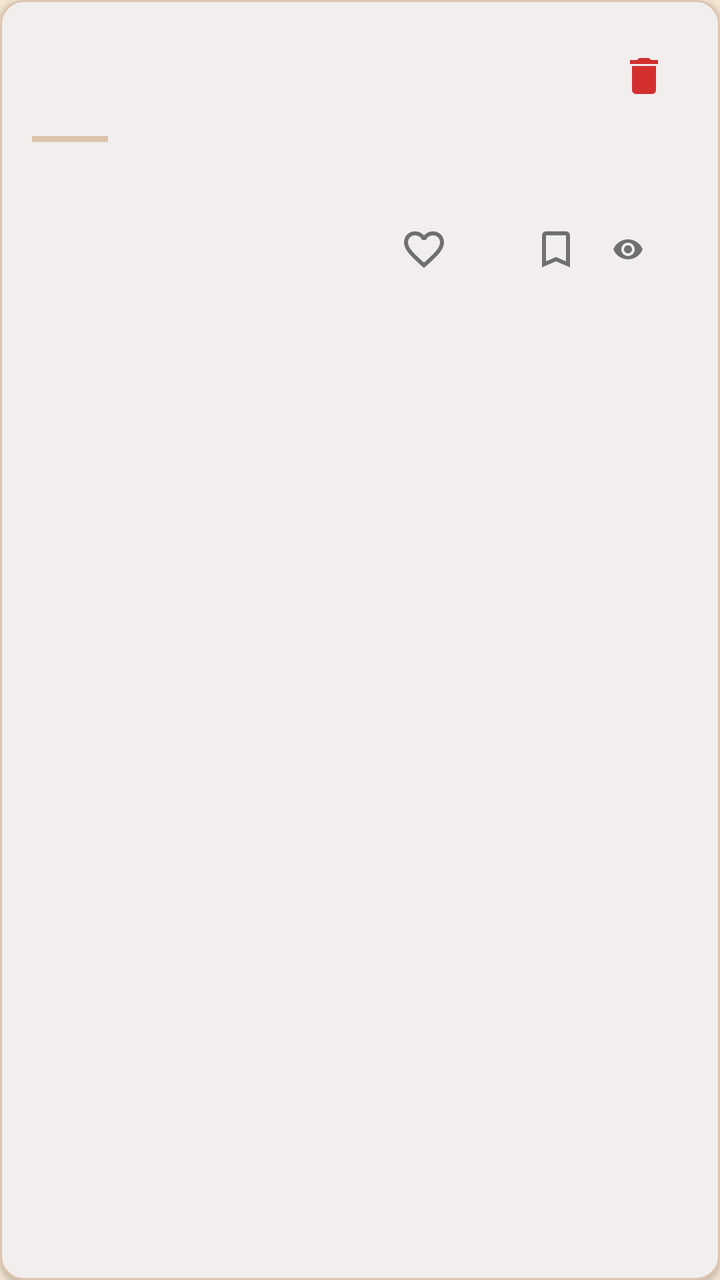
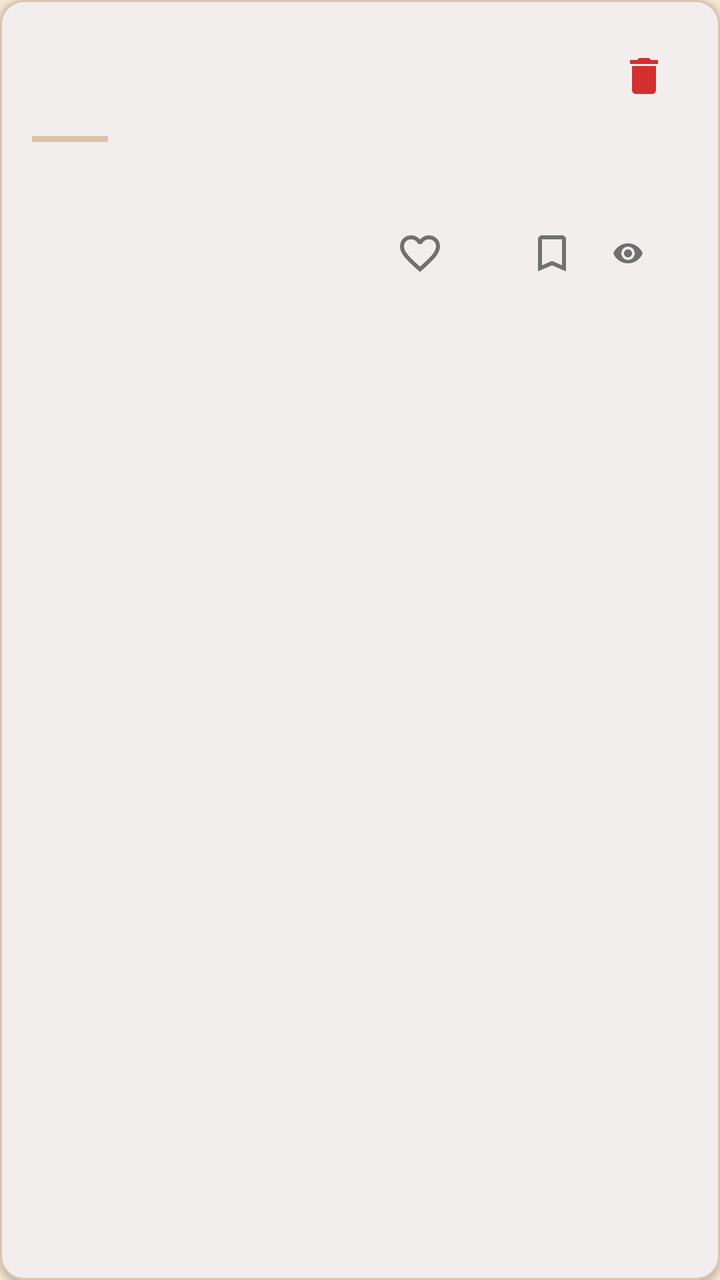

Before-and-after screenshots of an Android layout around one commit, followed by the original layout XML and the change that was made.
<!-- AndroidManifest.xml: application theme Theme.Miniblog -->
<!-- res/layout/item_post.xml -->
<?xml version="1.0" encoding="utf-8"?>
<com.google.android.material.card.MaterialCardView
    xmlns:android="http://schemas.android.com/apk/res/android"
    xmlns:app="http://schemas.android.com/apk/res-auto"
    android:layout_width="match_parent"
    android:layout_height="wrap_content"
    android:layout_marginHorizontal="8dp"
    android:layout_marginVertical="5dp"
    android:foreground="?attr/selectableItemBackground"
    android:clickable="true"
    android:focusable="true"
    app:cardCornerRadius="12dp"
    app:cardElevation="2dp"
    app:cardBackgroundColor="@color/item_selection_state"
    app:strokeColor="@color/card_border"
    app:strokeWidth="1dp">

    <LinearLayout
        android:layout_width="match_parent"
        android:layout_height="wrap_content"
        android:orientation="vertical"
        android:padding="16dp">

        <LinearLayout
            android:layout_width="match_parent"
            android:layout_height="wrap_content"
            android:orientation="horizontal"
            android:gravity="center_vertical">

            <ImageView
                android:id="@+id/imageViewSelect"
                android:layout_width="24dp"
                android:layout_height="24dp"
                android:layout_marginEnd="8dp"
                android:src="@drawable/ic_radio_unchecked"
                app:tint="@color/primary"
                android:contentDescription="@string/select_post"
                android:visibility="gone" />

            <TextView
                android:id="@+id/textViewTitle"
                android:layout_width="0dp"
                android:layout_height="wrap_content"
                android:layout_weight="1"
                android:textStyle="bold"
                android:textSize="15sp"
                android:textColor="@color/text_primary"
                android:lineSpacingMultiplier="1.35" />

            <ImageView
                android:id="@+id/imageViewPinned"
                android:layout_width="16dp"
                android:layout_height="16dp"
                android:layout_marginEnd="6dp"
                android:src="@drawable/ic_pin"
                app:tint="@color/accent"
                android:contentDescription="@string/pinned"
                android:visibility="gone" />

            <ImageButton
                android:id="@+id/buttonDelete"
                android:layout_width="44dp"
                android:layout_height="44dp"
                android:layout_marginStart="4dp"
                android:background="?attr/selectableItemBackgroundBorderless"
                android:src="@drawable/ic_delete"
                app:tint="@color/error"
                android:contentDescription="@string/delete_post" />

        </LinearLayout>

        <View
            android:layout_width="38dp"
            android:layout_height="3dp"
            android:layout_marginTop="8dp"
            android:layout_marginBottom="8dp"
            android:background="@color/accent" />

        <TextView
            android:id="@+id/textViewBody"
            android:layout_width="match_parent"
            android:layout_height="wrap_content"
            android:maxLines="2"
            android:ellipsize="end"
            android:textSize="13sp"
            android:textColor="@color/text_secondary"
            android:lineSpacingMultiplier="1.5" />

        <TextView
            android:id="@+id/textViewTags"
            android:layout_width="match_parent"
            android:layout_height="wrap_content"
            android:layout_marginTop="6dp"
            android:textSize="11sp"
            android:textColor="@color/accent"
            android:maxLines="1"
            android:ellipsize="end"
            android:visibility="gone" />

        <LinearLayout
            android:layout_width="match_parent"
            android:layout_height="wrap_content"
            android:layout_marginTop="8dp"
            android:orientation="horizontal"
            android:gravity="center_vertical">

            <TextView
                android:id="@+id/textViewDate"
                android:layout_width="0dp"
                android:layout_height="wrap_content"
                android:layout_weight="1"
                android:textSize="11sp"
                android:textColor="@color/text_secondary"
                android:maxLines="1"
                android:ellipsize="end" />

            <ImageButton
                android:id="@+id/buttonLike"
                android:layout_width="40dp"
                android:layout_height="40dp"
                android:background="?attr/selectableItemBackgroundBorderless"
                android:src="@drawable/ic_heart_outline"
                app:tint="@color/text_secondary"
                android:contentDescription="@string/like_post" />

            <TextView
                android:id="@+id/textViewLikes"
                android:layout_width="wrap_content"
                android:layout_height="wrap_content"
                android:minWidth="18dp"
                android:textSize="12sp"
                android:textColor="@color/text_secondary" />

            <ImageButton
                android:id="@+id/buttonBookmark"
                android:layout_width="40dp"
                android:layout_height="40dp"
                android:layout_marginStart="8dp"
                android:background="?attr/selectableItemBackgroundBorderless"
                android:src="@drawable/ic_bookmark_outline"
                app:tint="@color/text_secondary"
                android:contentDescription="@string/save_post" />

            <ImageView
                android:id="@+id/imageViewViews"
                android:layout_width="16dp"
                android:layout_height="16dp"
                android:layout_marginStart="8dp"
                android:src="@drawable/ic_visibility"
                app:tint="@color/text_secondary"
                android:contentDescription="@string/view_count" />

            <TextView
                android:id="@+id/textViewViews"
                android:layout_width="wrap_content"
                android:layout_height="wrap_content"
                android:layout_marginStart="4dp"
                android:minWidth="18dp"
                android:textSize="12sp"
                android:textColor="@color/text_secondary" />

        </LinearLayout>

    </LinearLayout>

</com.google.android.material.card.MaterialCardView>
<!-- resources referenced by this layout -->
<resources>
  <color name="accent">#FFDCC3AA</color>
  <color name="card_border">#FFDCC3AA</color>
  <color name="error">#FFD32F2F</color>
  <color name="primary">#FF541A1A</color>
  <color name="text_primary">#FF222222</color>
  <color name="text_secondary">#FF707070</color>
  <!-- drawable ic_bookmark_outline (drawable) -->
  <?xml version="1.0" encoding="utf-8"?>
  <vector xmlns:android="http://schemas.android.com/apk/res/android"
      android:width="24dp"
      android:height="24dp"
      android:viewportWidth="24"
      android:viewportHeight="24"
      android:tint="?attr/colorControlNormal">
      <path
          android:fillColor="@android:color/white"
          android:pathData="M17,3H7c-1.1,0 -1.99,0.9 -1.99,2L5,21l7,-3 7,3V5c0,-1.1 -0.9,-2 -2,-2zM17,18l-5,-2.18L7,18V5h10v13z" />
  </vector>
  <!-- drawable ic_delete (drawable) -->
  <?xml version="1.0" encoding="utf-8"?>
  <vector xmlns:android="http://schemas.android.com/apk/res/android"
      android:width="24dp"
      android:height="24dp"
      android:viewportWidth="24"
      android:viewportHeight="24"
      android:tint="?attr/colorControlNormal">
      <path
          android:fillColor="@android:color/white"
          android:pathData="M6,19c0,1.1 0.9,2 2,2h8c1.1,0 2,-0.9 2,-2V7H6V19zM19,4h-3.5l-1,-1h-5l-1,1H5v2h14V4z" />
  </vector>
  <!-- drawable ic_pin (drawable) -->
  <?xml version="1.0" encoding="utf-8"?>
  <vector xmlns:android="http://schemas.android.com/apk/res/android"
      android:width="24dp"
      android:height="24dp"
      android:viewportWidth="24"
      android:viewportHeight="24"
      android:tint="?attr/colorControlNormal">
      <path
          android:fillColor="@android:color/white"
          android:pathData="M16,9V4h1c0.55,0 1,-0.45 1,-1s-0.45,-1 -1,-1H7C6.45,2 6,2.45 6,3s0.45,1 1,1h1v5c0,1.66 -1.34,3 -3,3v2h5.97v7l1,1 1,-1v-7H19v-2c-1.66,0 -3,-1.34 -3,-3z" />
  </vector>
  <!-- drawable ic_radio_unchecked (drawable) -->
  <?xml version="1.0" encoding="utf-8"?>
  <vector xmlns:android="http://schemas.android.com/apk/res/android"
      android:width="24dp"
      android:height="24dp"
      android:viewportWidth="24"
      android:viewportHeight="24"
      android:tint="?attr/colorControlNormal">
      <path
          android:fillColor="@android:color/white"
          android:pathData="M12,2C6.48,2 2,6.48 2,12s4.48,10 10,10 10,-4.48 10,-10S17.52,2 12,2zM12,20c-4.42,0 -8,-3.58 -8,-8s3.58,-8 8,-8 8,3.58 8,8 -3.58,8 -8,8z" />
  </vector>
  <!-- drawable ic_visibility (drawable) -->
  <?xml version="1.0" encoding="utf-8"?>
  <vector xmlns:android="http://schemas.android.com/apk/res/android"
      android:width="24dp"
      android:height="24dp"
      android:viewportWidth="24"
      android:viewportHeight="24"
      android:tint="?attr/colorControlNormal">
      <path
          android:fillColor="@android:color/white"
          android:pathData="M12,4.5C7,4.5 2.73,7.61 1,12c1.73,4.39 6,7.5 11,7.5s9.27,-3.11 11,-7.5c-1.73,-4.39 -6,-7.5 -11,-7.5zM12,17c-2.76,0 -5,-2.24 -5,-5s2.24,-5 5,-5 5,2.24 5,5 -2.24,5 -5,5zM12,9c-1.66,0 -3,1.34 -3,3s1.34,3 3,3 3,-1.34 3,-3 -1.34,-3 -3,-3z" />
  </vector>
  <string name="delete_post">Delete post</string>
  <string name="like_post">Like post</string>
  <string name="pinned">Pinned</string>
  <string name="save_post">Save post</string>
  <string name="select_post">Select post</string>
  <string name="view_count">View count</string>
  <style name="Theme.Miniblog" parent="Base.Theme.Miniblog" />
  <color name="on_primary">#FFF1E2D1</color>
  <color name="primary_light">#FF7A3B3B</color>
  <color name="card_background">#FFFFFFFF</color>
  <color name="primary_dark">#FF3A1010</color>
  <color name="background">#FFF5E6D3</color>
  <!-- unchanged entries left out for length: 2 -->
</resources>

<!-- the commit's change to res/layout/item_post.xml (unified diff, before → after) -->
@@ -116,8 +116,8 @@
 
             <ImageButton
                 android:id="@+id/buttonLike"
-                android:layout_width="40dp"
-                android:layout_height="40dp"
+                android:layout_width="44dp"
+                android:layout_height="44dp"
                 android:background="?attr/selectableItemBackgroundBorderless"
                 android:src="@drawable/ic_heart_outline"
                 app:tint="@color/text_secondary"
@@ -131,11 +131,11 @@
                 android:textSize="12sp"
                 android:textColor="@color/text_secondary" />
 
-            <ImageButton
+<ImageButton
                 android:id="@+id/buttonBookmark"
-                android:layout_width="40dp"
-                android:layout_height="40dp"
-                android:layout_marginStart="8dp"
+                android:layout_width="44dp"
+                android:layout_height="44dp"
+                android:layout_marginStart="4dp"
                 android:background="?attr/selectableItemBackgroundBorderless"
                 android:src="@drawable/ic_bookmark_outline"
                 app:tint="@color/text_secondary"
